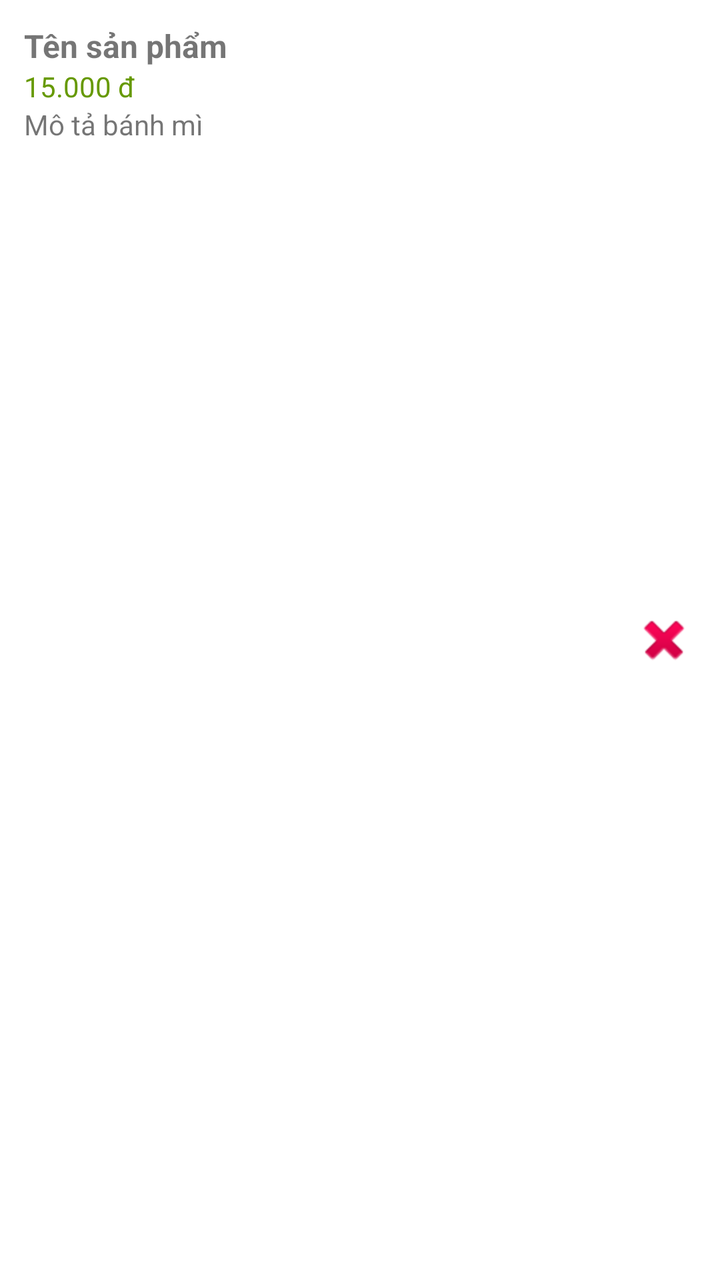
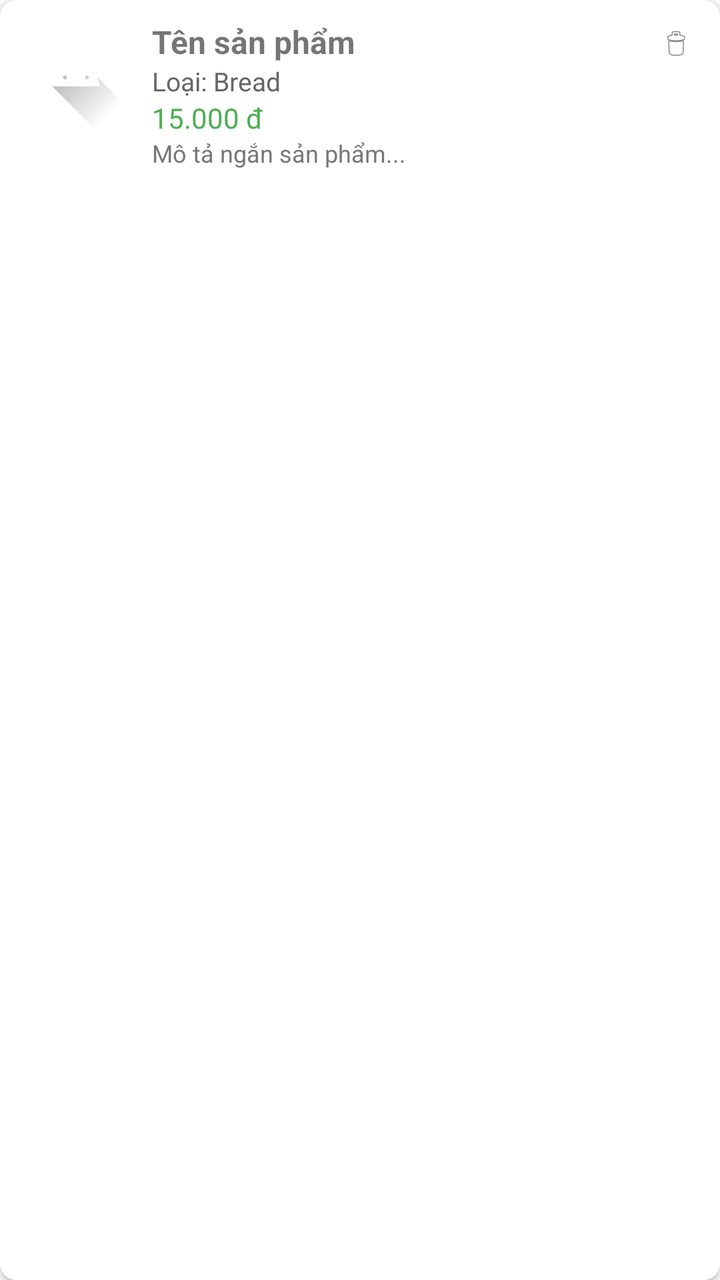

Screens rendered from an Android XML layout before and after an edit, with the pre-edit source and the edit as a unified diff.
<!-- AndroidManifest.xml: application theme Theme.Banhmiviet -->
<!-- res/layout/item_product.xml -->
<?xml version="1.0" encoding="utf-8"?>
<RelativeLayout xmlns:android="http://schemas.android.com/apk/res/android"
    android:layout_width="match_parent"
    android:layout_height="wrap_content"
    android:padding="12dp"
    android:background="@android:color/white">

    <TextView
        android:id="@+id/txtProductName"
        android:layout_width="wrap_content"
        android:layout_height="wrap_content"
        android:text="Tên sản phẩm"
        android:textStyle="bold"
        android:textSize="16sp" />

    <TextView
        android:id="@+id/txtProductPrice"
        android:layout_width="wrap_content"
        android:layout_height="wrap_content"
        android:layout_below="@id/txtProductName"
        android:text="15.000 đ"
        android:textColor="@android:color/holo_green_dark" />

    <TextView
        android:id="@+id/txtProductDesc"
        android:layout_width="wrap_content"
        android:layout_height="wrap_content"
        android:layout_below="@id/txtProductPrice"
        android:text="Mô tả bánh mì" />

    <ImageButton
        android:id="@+id/btnDelete"
        android:layout_width="32dp"
        android:layout_height="32dp"
        android:layout_alignParentEnd="true"
        android:layout_centerVertical="true"
        android:background="?attr/selectableItemBackgroundBorderless"
        android:src="@android:drawable/ic_delete"
        android:contentDescription="Xoá sản phẩm" />
</RelativeLayout>
<!-- resources referenced by this layout -->
<resources>
  <style name="Theme.Banhmiviet" parent="Theme.MaterialComponents.DayNight.DarkActionBar">
          
          <item name="colorPrimary">@color/purple_500</item>
          <item name="colorPrimaryVariant">@color/purple_700</item>
          <item name="colorOnPrimary">@color/white</item>
          
          <item name="colorSecondary">@color/teal_200</item>
          <item name="colorSecondaryVariant">@color/teal_700</item>
          <item name="colorOnSecondary">@color/black</item>
          
          <item name="android:statusBarColor">?attr/colorPrimaryVariant</item>
          
      </style>
  <color name="purple_500">#FF6200EE</color>
  <color name="purple_700">#FF3700B3</color>
  <color name="white">#FFFFFFFF</color>
  <color name="teal_200">#FF03DAC5</color>
  <color name="teal_700">#FF018786</color>
  <color name="black">#FF000000</color>
</resources>

<!-- the commit's change to res/layout/item_product.xml (unified diff, before → after) -->
@@ -1,40 +1,74 @@
 <?xml version="1.0" encoding="utf-8"?>
-<RelativeLayout xmlns:android="http://schemas.android.com/apk/res/android"
+<androidx.cardview.widget.CardView xmlns:android="http://schemas.android.com/apk/res/android"
+    xmlns:card_view="http://schemas.android.com/apk/res-auto"
     android:layout_width="match_parent"
     android:layout_height="wrap_content"
-    android:padding="12dp"
-    android:background="@android:color/white">
+    android:layout_margin="6dp"
+    card_view:cardCornerRadius="8dp"
+    card_view:cardElevation="2dp">
 
-    <TextView
-        android:id="@+id/txtProductName"
-        android:layout_width="wrap_content"
+    <LinearLayout
+        android:layout_width="match_parent"
         android:layout_height="wrap_content"
-        android:text="Tên sản phẩm"
-        android:textStyle="bold"
-        android:textSize="16sp" />
+        android:orientation="horizontal"
+        android:padding="10dp">
 
-    <TextView
-        android:id="@+id/txtProductPrice"
-        android:layout_width="wrap_content"
-        android:layout_height="wrap_content"
-        android:layout_below="@id/txtProductName"
-        android:text="15.000 đ"
-        android:textColor="@android:color/holo_green_dark" />
+        <ImageView
+            android:id="@+id/imgProduct"
+            android:layout_width="56dp"
+            android:layout_height="56dp"
+            android:scaleType="centerCrop"
+            android:src="@drawable/ic_launcher_foreground" />
 
-    <TextView
-        android:id="@+id/txtProductDesc"
-        android:layout_width="wrap_content"
-        android:layout_height="wrap_content"
-        android:layout_below="@id/txtProductPrice"
-        android:text="Mô tả bánh mì" />
+        <LinearLayout
+            android:layout_width="0dp"
+            android:layout_height="wrap_content"
+            android:layout_weight="1"
+            android:orientation="vertical"
+            android:layout_marginStart="10dp">
 
-    <ImageButton
-        android:id="@+id/btnDelete"
-        android:layout_width="32dp"
-        android:layout_height="32dp"
-        android:layout_alignParentEnd="true"
-        android:layout_centerVertical="true"
-        android:background="?attr/selectableItemBackgroundBorderless"
-        android:src="@android:drawable/ic_delete"
-        android:contentDescription="Xoá sản phẩm" />
-</RelativeLayout>
+            <TextView
+                android:id="@+id/txtProductName"
+                android:layout_width="wrap_content"
+                android:layout_height="wrap_content"
+                android:text="Tên sản phẩm"
+                android:textStyle="bold"
+                android:textSize="16sp" />
+
+            <TextView
+                android:id="@+id/txtProductCategory"
+                android:layout_width="wrap_content"
+                android:layout_height="wrap_content"
+                android:text="Loại: Bread"
+                android:textSize="13sp"
+                android:textColor="#666666" />
+
+            <TextView
+                android:id="@+id/txtProductPrice"
+                android:layout_width="wrap_content"
+                android:layout_height="wrap_content"
+                android:text="15.000 đ"
+                android:textSize="14sp"
+                android:textColor="#4CAF50" />
+
+            <TextView
+                android:id="@+id/txtProductDesc"
+                android:layout_width="wrap_content"
+                android:layout_height="wrap_content"
+                android:text="Mô tả ngắn sản phẩm..."
+                android:textSize="12sp"
+                android:maxLines="1"
+                android:ellipsize="end"
+                android:textColor="#777777" />
+        </LinearLayout>
+
+        <ImageView
+            android:id="@+id/imgDeleteProduct"
+            android:layout_width="24dp"
+            android:layout_height="24dp"
+            android:src="@android:drawable/ic_menu_delete"
+            android:layout_gravity="top"
+            android:padding="4dp" />
+    </LinearLayout>
+
+</androidx.cardview.widget.CardView>
<!-- resource entries referenced after the edit -->
@@ -1,5 +1,36 @@
 <!-- resources referenced by this layout -->
 <resources>
+  <!-- drawable ic_launcher_foreground (drawable) -->
+  <vector xmlns:android="http://schemas.android.com/apk/res/android"
+      xmlns:aapt="http://schemas.android.com/aapt"
+      android:width="108dp"
+      android:height="108dp"
+      android:viewportWidth="108"
+      android:viewportHeight="108">
+      <path android:pathData="M31,63.928c0,0 6.4,-11 12.1,-13.1c7.2,-2.6 26,-1.4 26,-1.4l38.1,38.1L107,108.928l-32,-1L31,63.928z">
+          <aapt:attr name="android:fillColor">
+              <gradient
+                  android:endX="85.84757"
+                  android:endY="92.4963"
+                  android:startX="42.9492"
+                  android:startY="49.59793"
+                  android:type="linear">
+                  <item
+                      android:color="#44000000"
+                      android:offset="0.0" />
+                  <item
+                      android:color="#00000000"
+                      android:offset="1.0" />
+              </gradient>
+          </aapt:attr>
+      </path>
+      <path
+          android:fillColor="#FFFFFF"
+          android:fillType="nonZero"
+          android:pathData="M65.3,45.828l3.8,-6.6c0.2,-0.4 0.1,-0.9 -0.3,-1.1c-0.4,-0.2 -0.9,-0.1 -1.1,0.3l-3.9,6.7c-6.3,-2.8 -13.4,-2.8 -19.7,0l-3.9,-6.7c-0.2,-0.4 -0.7,-0.5 -1.1,-0.3C38.8,38.328 38.7,38.828 38.9,39.228l3.8,6.6C36.2,49.428 31.7,56.028 31,63.928h46C76.3,56.028 71.8,49.428 65.3,45.828zM43.4,57.328c-0.8,0 -1.5,-0.5 -1.8,-1.2c-0.3,-0.7 -0.1,-1.5 0.4,-2.1c0.5,-0.5 1.4,-0.7 2.1,-0.4c0.7,0.3 1.2,1 1.2,1.8C45.3,56.528 44.5,57.328 43.4,57.328L43.4,57.328zM64.6,57.328c-0.8,0 -1.5,-0.5 -1.8,-1.2s-0.1,-1.5 0.4,-2.1c0.5,-0.5 1.4,-0.7 2.1,-0.4c0.7,0.3 1.2,1 1.2,1.8C66.5,56.528 65.6,57.328 64.6,57.328L64.6,57.328z"
+          android:strokeWidth="1"
+          android:strokeColor="#00000000" />
+  </vector>
   <style name="Theme.Banhmiviet" parent="Theme.MaterialComponents.DayNight.DarkActionBar">
           
           <item name="colorPrimary">@color/purple_500</item>
